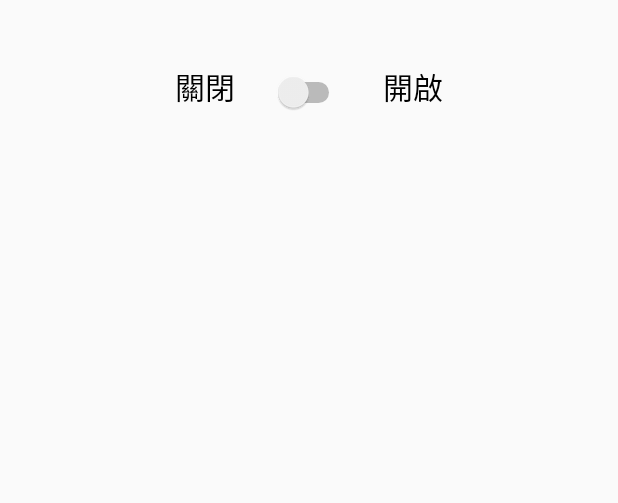
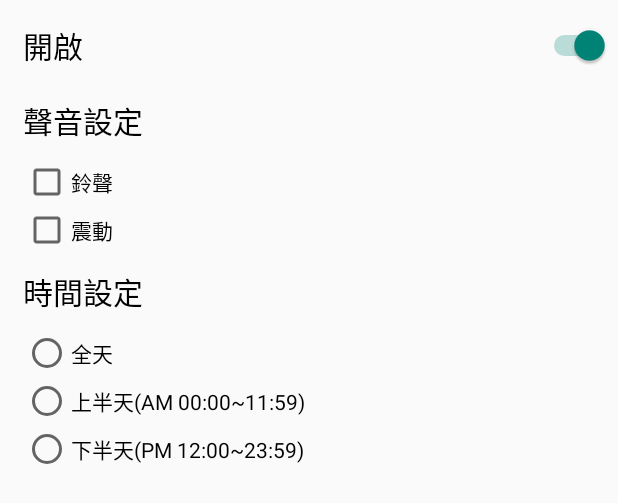
Before and after one commit to NOWnews/NOWnews_Android, an Android app: the layout widget_notification_switcher.xml on its own in the app's theme, with its tools: preview values and no code run, on a phone screen of 412 x 824 dp. Shown: the top 503 px of the screen. Run offline under Robolectric (Android 15) with nearby library versions, the phone set to English and light mode, and no system bars.

Commit message:
Cindy process notification setting

```diff
--- a/app/src/main/res/layout/widget_notification_switcher.xml
+++ b/app/src/main/res/layout/widget_notification_switcher.xml
@@ -1,58 +1,115 @@
 <?xml version="1.0" encoding="utf-8"?>
-<RelativeLayout xmlns:android="http://schemas.android.com/apk/res/android"
+<LinearLayout xmlns:android="http://schemas.android.com/apk/res/android"
     android:layout_width="match_parent"
     android:layout_height="wrap_content"
+    android:orientation="vertical"
     android:padding="5dp">
 
     <RelativeLayout
-        android:id="@+id/notification_layout"
+        android:id="@+id/notification_switcher_setting"
         android:layout_width="match_parent"
-        android:layout_height="wrap_content"
-        android:layout_centerInParent="true">
-
-        <TextView
-            android:id="@+id/message"
-            android:layout_width="wrap_content"
-            android:layout_height="wrap_content"
-            android:layout_marginLeft="20dp"
-            android:layout_marginRight="15dp"
-            android:textColor="@android:color/black"
-            android:textSize="20dp" />
+        android:layout_height="wrap_content">
 
         <Switch
             android:id="@+id/switcher"
             android:layout_width="wrap_content"
             android:layout_height="wrap_content"
-            android:layout_below="@+id/message"
-            android:layout_centerHorizontal="true"
-            android:layout_margin="15dp"
-            android:checked="false"
+            android:layout_alignParentRight="true"
+            android:layout_centerVertical="true"
+            android:layout_marginLeft="20dp"
+            android:checked="true"
             android:textOff="    "
             android:textOn="    " />
 
         <TextView
-            android:id="@+id/close"
+            android:id="@+id/switch_status"
             android:layout_width="wrap_content"
             android:layout_height="wrap_content"
-            android:layout_below="@+id/message"
             android:layout_centerVertical="true"
             android:layout_margin="10dp"
-            android:layout_toLeftOf="@+id/switcher"
-            android:text="關閉"
+            android:text="@string/open"
             android:textColor="@android:color/black"
             android:textSize="20dp" />
 
+    </RelativeLayout>
+
+    <LinearLayout
+        android:id="@+id/notification_sound_setting"
+        android:layout_width="match_parent"
+        android:layout_height="wrap_content"
+        android:orientation="vertical">
+
         <TextView
-            android:id="@+id/open"
+            android:id="@+id/sound_settings"
             android:layout_width="wrap_content"
             android:layout_height="wrap_content"
-            android:layout_below="@+id/message"
             android:layout_centerVertical="true"
             android:layout_margin="10dp"
-            android:layout_toRightOf="@+id/switcher"
-            android:text="開啟"
+            android:text="@string/notification_settings_sound"
             android:textColor="@android:color/black"
             android:textSize="20dp" />
-    </RelativeLayout>
 
-</RelativeLayout>
+        <CheckBox
+            android:id="@+id/sound"
+            android:layout_width="wrap_content"
+            android:layout_height="wrap_content"
+            android:layout_marginLeft="10dp"
+            android:text="@string/sound"/>
+
+        <CheckBox
+            android:id="@+id/vibrate"
+            android:layout_width="wrap_content"
+            android:layout_height="wrap_content"
+            android:layout_marginLeft="10dp"
+            android:text="@string/vibrate"/>
+
+
+    </LinearLayout>
+
+    <LinearLayout
+        android:id="@+id/notification_time_setting"
+        android:layout_width="match_parent"
+        android:layout_height="wrap_content"
+        android:orientation="vertical">
+
+        <TextView
+            android:id="@+id/time_settings"
+            android:layout_width="wrap_content"
+            android:layout_height="wrap_content"
+            android:layout_centerVertical="true"
+            android:layout_margin="10dp"
+            android:text="@string/notification_settings_time"
+            android:textColor="@android:color/black"
+            android:textSize="20dp" />
+
+        <RadioGroup
+            android:id="@+id/time_radios"
+            android:layout_width="match_parent"
+            android:layout_height="wrap_content"
+            android:orientation="vertical">
+
+            <RadioButton
+                android:id="@+id/all_day"
+                android:layout_width="wrap_content"
+                android:layout_height="wrap_content"
+                android:layout_marginLeft="10dp"
+                android:text="@string/all_day"/>
+
+            <RadioButton
+                android:id="@+id/only_am"
+                android:layout_width="wrap_content"
+                android:layout_height="wrap_content"
+                android:layout_marginLeft="10dp"
+                android:text="@string/only_am"/>
+
+            <RadioButton
+                android:id="@+id/only_pm"
+                android:layout_width="wrap_content"
+                android:layout_height="wrap_content"
+                android:layout_marginLeft="10dp"
+                android:text="@string/only_pm"/>
+
+        </RadioGroup>
+
+    </LinearLayout>
+</LinearLayout>
--- a/app/src/main/res/values/strings.xml
+++ b/app/src/main/res/values/strings.xml
@@ -4,7 +4,7 @@
     <string name="app_name">今日新聞</string>
     <string name="nownews">NOWnews今日新聞</string>
     <string name="instant">即時</string>
-    <string name="open">Open</string>
+    <string name="open">開啟</string>
     <string name="close">關閉</string>
     <string name="news">新聞</string>
     <string name="album">圖輯</string>
@@ -162,4 +162,13 @@
     <string name="click_me_share">點我分享</string>
     <string name="stop_service">暫停服務</string>
     <string name="live_signal">ＬＩＶＥ</string>
+    <string name="notification_settings_title">推播設定</string>
+    <string name="notification_settings_done">完成</string>
+    <string name="notification_settings_sound">聲音設定</string>
+    <string name="sound">鈴聲</string>
+    <string name="vibrate">震動</string>
+    <string name="notification_settings_time">時間設定</string>
+    <string name="only_am">上半天(AM 00:00~11:59)</string>
+    <string name="only_pm">下半天(PM 12:00~23:59)</string>
+    <string name="all_day">全天</string>
 </resources>
```
Also changed, not shown: app/src/main/java/com/nownews/mobile/Common/SharedPreferencesMethods.java (+31 -1 lines), app/src/main/java/com/nownews/mobile/Widget/MenuContent.java (+43 -33 lines).
